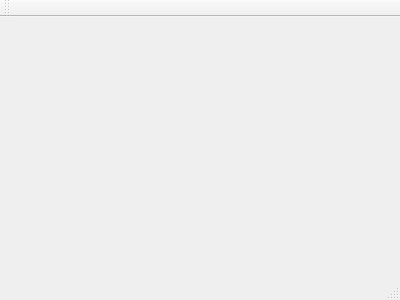
Above: welcomewindow.ui from alecone/VNCC_Client before the change. Below: the same form after it.
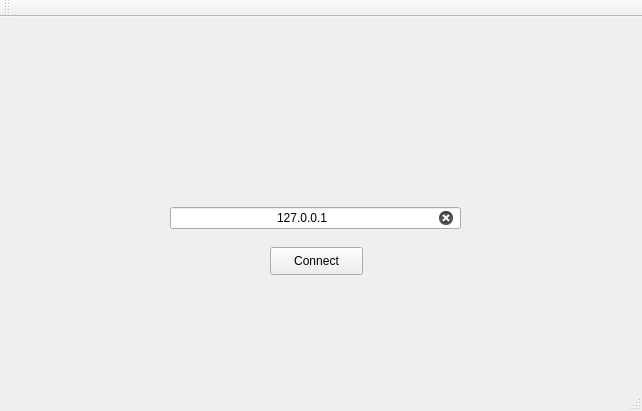
That is the form after the change.

```diff
--- a/welcomewindow.ui
+++ b/welcomewindow.ui
@@ -1,24 +1,84 @@
 <ui version="4.0">
  <class>WelcomeWindow</class>
- <widget class="QMainWindow" name="WelcomeWindow" >
-  <property name="geometry" >
+ <widget class="QMainWindow" name="WelcomeWindow">
+  <property name="geometry">
    <rect>
     <x>0</x>
     <y>0</y>
-    <width>400</width>
-    <height>300</height>
+    <width>642</width>
+    <height>411</height>
    </rect>
   </property>
   <property name="windowTitle" >
    <string>WelcomeWindow</string>
   </property>
-  <widget class="QMenuBar" name="menuBar" />
-  <widget class="QToolBar" name="mainToolBar" />
-  <widget class="QWidget" name="centralWidget" />
-  <widget class="QStatusBar" name="statusBar" />
+  <property name="windowOpacity">
+   <double>0.950000000000000</double>
+  </property>
+  <widget class="QWidget" name="centralWidget">
+   <widget class="QPushButton" name="pushButton">
+    <property name="geometry">
+     <rect>
+      <x>270</x>
+      <y>230</y>
+      <width>93</width>
+      <height>28</height>
+     </rect>
+    </property>
+    <property name="text">
+     <string>Connect</string>
+    </property>
+   </widget>
+   <widget class="QLineEdit" name="serverAddress">
+    <property name="geometry">
+     <rect>
+      <x>170</x>
+      <y>190</y>
+      <width>291</width>
+      <height>22</height>
+     </rect>
+    </property>
+    <property name="cursor">
+     <cursorShape>ArrowCursor</cursorShape>
+    </property>
+    <property name="text">
+     <string>127.0.0.1</string>
+    </property>
+    <property name="maxLength">
+     <number>15</number>
+    </property>
+    <property name="alignment">
+     <set>Qt::AlignCenter</set>
+    </property>
+    <property name="readOnly">
+     <bool>false</bool>
+    </property>
+    <property name="clearButtonEnabled">
+     <bool>true</bool>
+    </property>
+   </widget>
+  </widget>
+  <widget class="QMenuBar" name="menuBar">
+   <property name="geometry">
+    <rect>
+     <x>0</x>
+     <y>0</y>
+     <width>642</width>
+     <height>26</height>
+    </rect>
+   </property>
+  </widget>
+  <widget class="QToolBar" name="mainToolBar">
+   <attribute name="toolBarArea">
+    <enum>TopToolBarArea</enum>
+   </attribute>
+   <attribute name="toolBarBreak">
+    <bool>false</bool>
+   </attribute>
+  </widget>
+  <widget class="QStatusBar" name="statusBar"/>
  </widget>
- <layoutDefault spacing="6" margin="11" />
- <pixmapfunction></pixmapfunction>
+ <layoutdefault spacing="6" margin="11"/>
  <resources/>
  <connections/>
 </ui>
```
Left out of the diff: 5 changed lines with no effect on the pictures.
